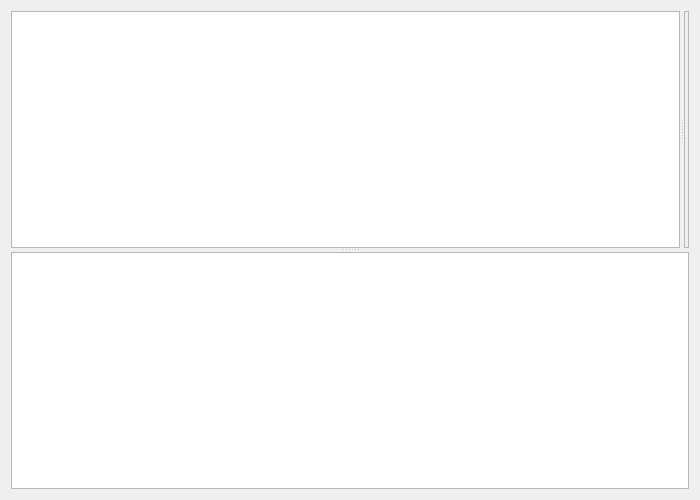
Qt form lib/arinc665_qt/view_media_set_xml/ViewMediaSetXmlDialog.ui (hirah2205/ARINC-665) before a commit.
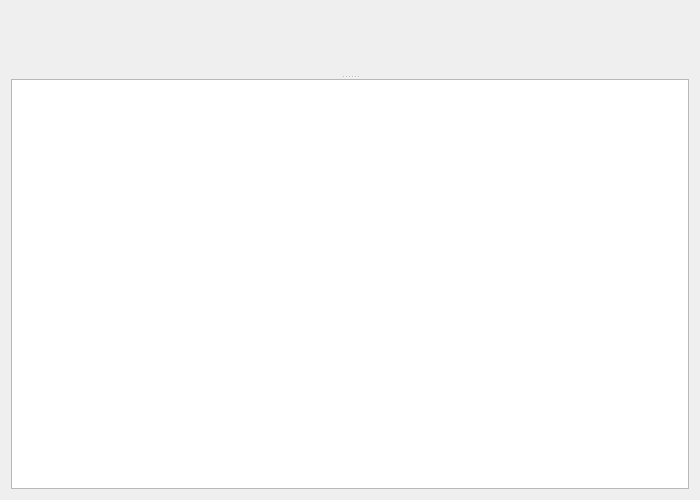
The same form after that commit. Icons and pictures are not drawn. Custom widgets are drawn as their Qt base class.

Commit message:
Update ARINC 655 QT Library
Add MediaSetView Widget for reuse.
Change Media Path Wizard Page to Widget.
Update Media Paths Model
 - Remove possible dangerous non-const getter.
 - Add remove media routine.
 - fix inform of model update

The edit to the form file:
```diff
--- a/lib/arinc665_qt/view_media_set_xml/ViewMediaSetXmlDialog.ui
+++ b/lib/arinc665_qt/view_media_set_xml/ViewMediaSetXmlDialog.ui
@@ -23,31 +23,11 @@
   </property>
   <layout class="QVBoxLayout" name="verticalLayout">
    <item>
-    <widget class="QSplitter" name="splitter_2">
+    <widget class="QSplitter" name="splitter">
      <property name="orientation">
       <enum>Qt::Vertical</enum>
      </property>
-     <widget class="QSplitter" name="splitter">
-      <property name="orientation">
-       <enum>Qt::Horizontal</enum>
-      </property>
-      <widget class="QTreeView" name="mediaSetTreeView">
-       <property name="uniformRowHeights">
-        <bool>true</bool>
-       </property>
-      </widget>
-      <widget class="QStackedWidget" name="detailsStackedWidget">
-       <property name="frameShape">
-        <enum>QFrame::StyledPanel</enum>
-       </property>
-       <property name="frameShadow">
-        <enum>QFrame::Raised</enum>
-       </property>
-       <widget class="Arinc665Qt::Media::MediaSetWidget" name="mediaSetWidget"/>
-       <widget class="Arinc665Qt::Media::DirectoryWidget" name="directoryWidget"/>
-       <widget class="Arinc665Qt::Media::FileWidget" name="fileWidget"/>
-      </widget>
-     </widget>
+     <widget class="Arinc665Qt::Media::MediaSetViewWidget" name="mediaSetView" native="true"/>
      <widget class="QTableView" name="filePathMapping">
       <property name="alternatingRowColors">
        <bool>true</bool>
@@ -71,21 +51,9 @@
  </widget>
  <customwidgets>
   <customwidget>
-   <class>Arinc665Qt::Media::MediaSetWidget</class>
+   <class>Arinc665Qt::Media::MediaSetViewWidget</class>
    <extends>QWidget</extends>
-   <header location="global">arinc665_qt/media/MediaSetWidget.hpp</header>
-   <container>1</container>
-  </customwidget>
-  <customwidget>
-   <class>Arinc665Qt::Media::FileWidget</class>
-   <extends>QWidget</extends>
-   <header location="global">arinc665_qt/media/FileWidget.hpp</header>
-   <container>1</container>
-  </customwidget>
-  <customwidget>
-   <class>Arinc665Qt::Media::DirectoryWidget</class>
-   <extends>QWidget</extends>
-   <header location="global">arinc665_qt/media/DirectoryWidget.hpp</header>
+   <header location="global">arinc665_qt/media/MediaSetViewWidget.hpp</header>
    <container>1</container>
   </customwidget>
  </customwidgets>
```
The commit also changes 21 other files.
